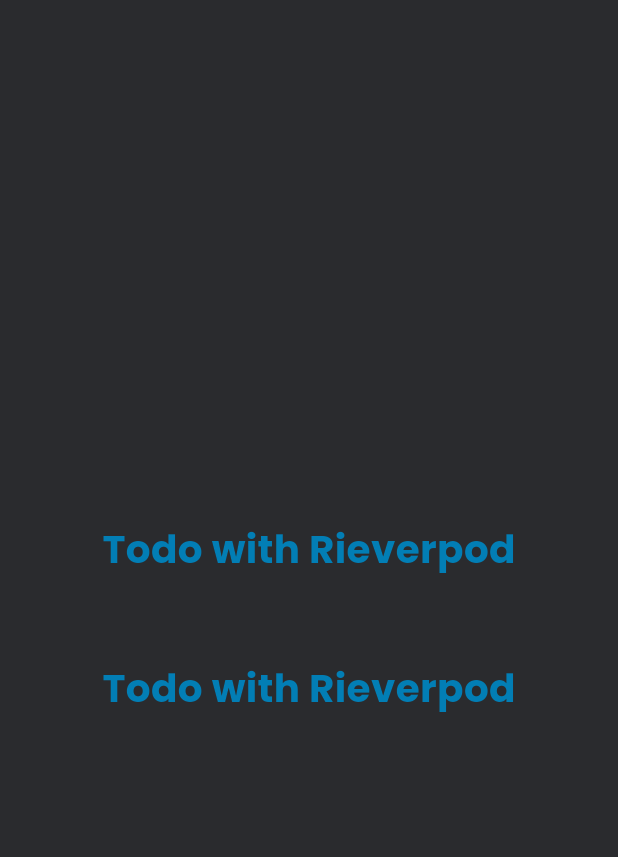
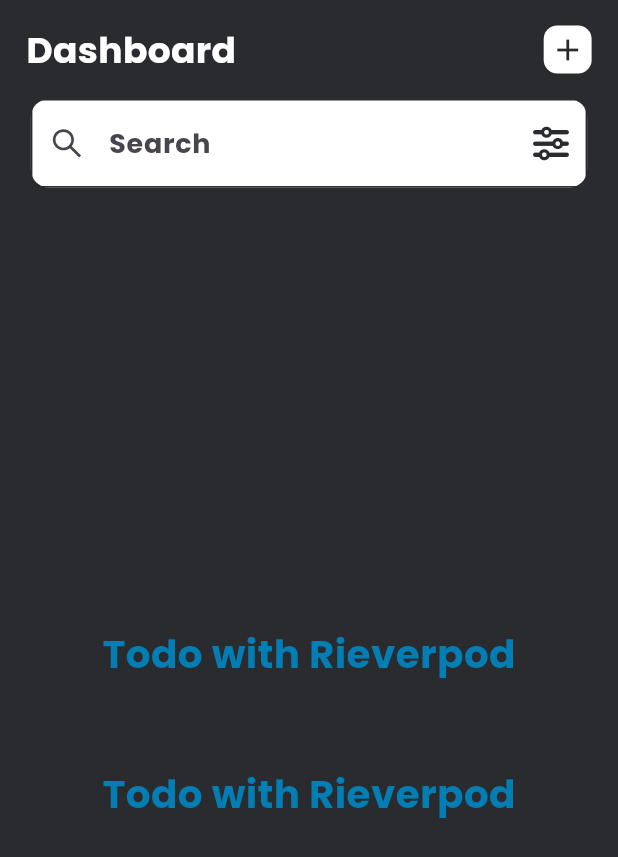
Before and after one commit to akosijho/flutter_todo_riverpod, a Flutter app: the MyHomePage screen opened directly, on a phone screen of 412 x 824 dp. Shown: the top 857 px of the screen. Run offline on Flutter 3.47's test engine with Material 2 defaults, Android fonts, the phone set to English and light mode, and no system bars; our stand-ins replace country_picker, flutter_screenutil, flutter_vector_icons, google_fonts, hooks_riverpod, pinput and 1 more.

Commit message:
Create appbar.

```diff
--- a/lib/features/todo/pages/homepage.dart
+++ b/lib/features/todo/pages/homepage.dart
@@ -1,24 +1,88 @@
 import 'package:flutter/material.dart';
+import 'package:flutter_screenutil/flutter_screenutil.dart';
 import 'package:flutter_todo_riverpod/common/utils/constants.dart';
 import 'package:flutter_todo_riverpod/common/widgets/app_style.dart';
 import 'package:flutter_todo_riverpod/common/widgets/gap.dart';
 import 'package:flutter_todo_riverpod/common/widgets/my_text.dart';
+import 'package:flutter_todo_riverpod/common/widgets/my_text_field.dart';
+import 'package:flutter_vector_icons/flutter_vector_icons.dart';
+import 'package:hooks_riverpod/hooks_riverpod.dart';
 
-class MyHomePage extends StatefulWidget {
+class MyHomePage extends ConsumerStatefulWidget {
   const MyHomePage({super.key});
 
   @override
-  State<MyHomePage> createState() => _MyHomePageState();
+  ConsumerState<MyHomePage> createState() => _MyHomePageState();
 }
 
-class _MyHomePageState extends State<MyHomePage> {
+class _MyHomePageState extends ConsumerState<MyHomePage> {
+  final TextEditingController _textEditingController = TextEditingController();
+
+  @override
+  void dispose() {
+    _textEditingController.dispose();
+    super.dispose();
+  }
+
   @override
   Widget build(BuildContext context) {
     return Scaffold(
+      appBar: AppBar(
+        backgroundColor: Colors.transparent,
+        automaticallyImplyLeading: false,
+        bottom: PreferredSize(
+          preferredSize: const Size.fromHeight(85),
+          child: Column(
+            children: [
+              Padding(
+                padding: EdgeInsets.symmetric(horizontal: 16.w),
+                child: Row(
+                  mainAxisAlignment: MainAxisAlignment.spaceBetween,
+                  crossAxisAlignment: CrossAxisAlignment.center,
+                  children: [
+                    MyText(
+                        text: 'Dashboard',
+                        style:
+                            appStyle(24, AppConstants.kLight, FontWeight.bold)),
+                    Container(
+                        height: 32.h,
+                        width: 32.h,
+                        alignment: Alignment.center,
+                        decoration: BoxDecoration(
+                            color: AppConstants.kLight,
+                            borderRadius: BorderRadius.circular(9)),
+                        child: GestureDetector(
+                          onTap: () {},
+                          child: const Icon(
+                            Icons.add,
+                            color: AppConstants.kBkDark,
+                          ),
+                        ))
+                  ],
+                ),
+              ),
+              const Gap(height: 16),
+              MyTextField(
+                hintText: "Search",
+                textEditingController: _textEditingController,
+                prefixIcon: IconButton(
+                  icon: const Icon(AntDesign.search1),
+                  onPressed: () {},
+                ),
+                suffixIcon: const Icon(FontAwesome.sliders),
+              ),
+              const Gap(
+                height: 16,
+              )
+            ],
+          ),
+        ),
+      ),
       body: Center(
         child: Column(
             mainAxisAlignment: MainAxisAlignment.center,
-            crossAxisAlignment: CrossAxisAlignment.center, children: [
+            crossAxisAlignment: CrossAxisAlignment.center,
+            children: [
               MyText(
                 text: 'Todo with Rieverpod',
                 style: appStyle(26, AppConstants.kBlueLight, FontWeight.bold),
@@ -27,7 +91,7 @@
               MyText(
                 text: 'Todo with Rieverpod',
                 style: appStyle(26, AppConstants.kBlueLight, FontWeight.bold),
-          )
+              ),
             ]),
       ),
     );
--- a/lib/main.dart
+++ b/lib/main.dart
@@ -1,7 +1,7 @@
 import 'package:flutter/material.dart';
 import 'package:flutter_screenutil/flutter_screenutil.dart';
 import 'package:flutter_todo_riverpod/common/utils/constants.dart';
-import 'package:flutter_todo_riverpod/features/onboarding/pages/onboarding.dart';
+import 'package:flutter_todo_riverpod/features/todo/pages/homepage.dart';
 import 'package:hooks_riverpod/hooks_riverpod.dart';
 
 void main() {
@@ -26,7 +26,7 @@
             theme: ThemeData(
                 scaffoldBackgroundColor: AppConstants.kBkDark,
                 primarySwatch: Colors.blue, useMaterial3: true),
-            home: const OnBoarding(),
+            home: const MyHomePage(),
           );
         });
   }
```
Lines whose indentation alone changed are shown as unchanged.
